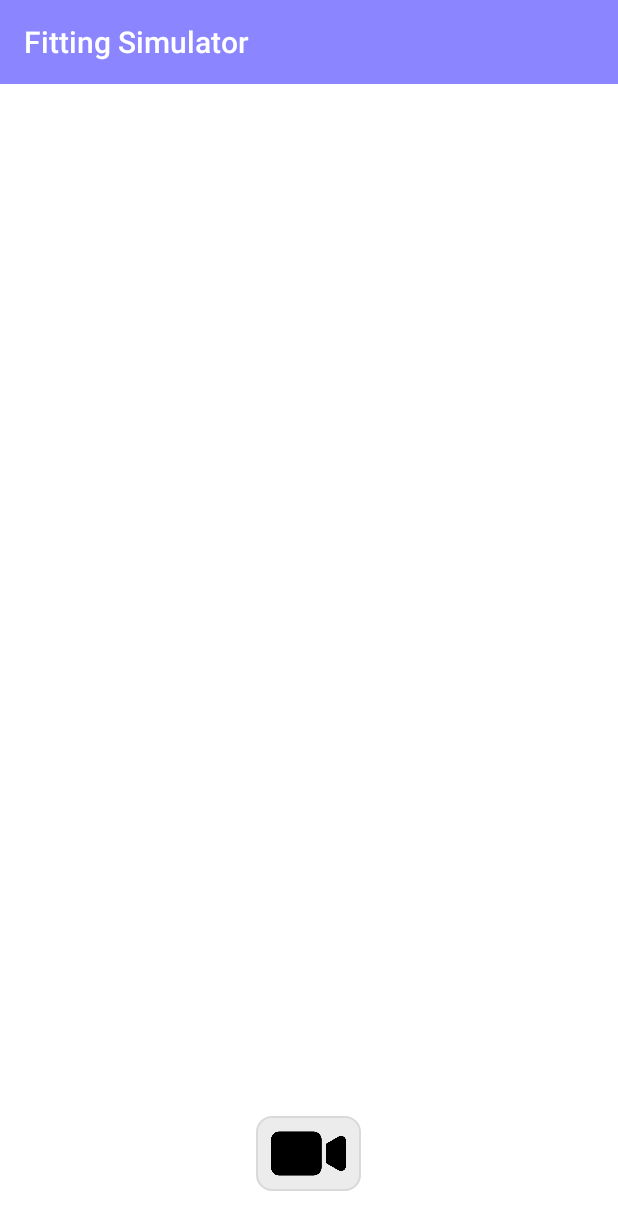
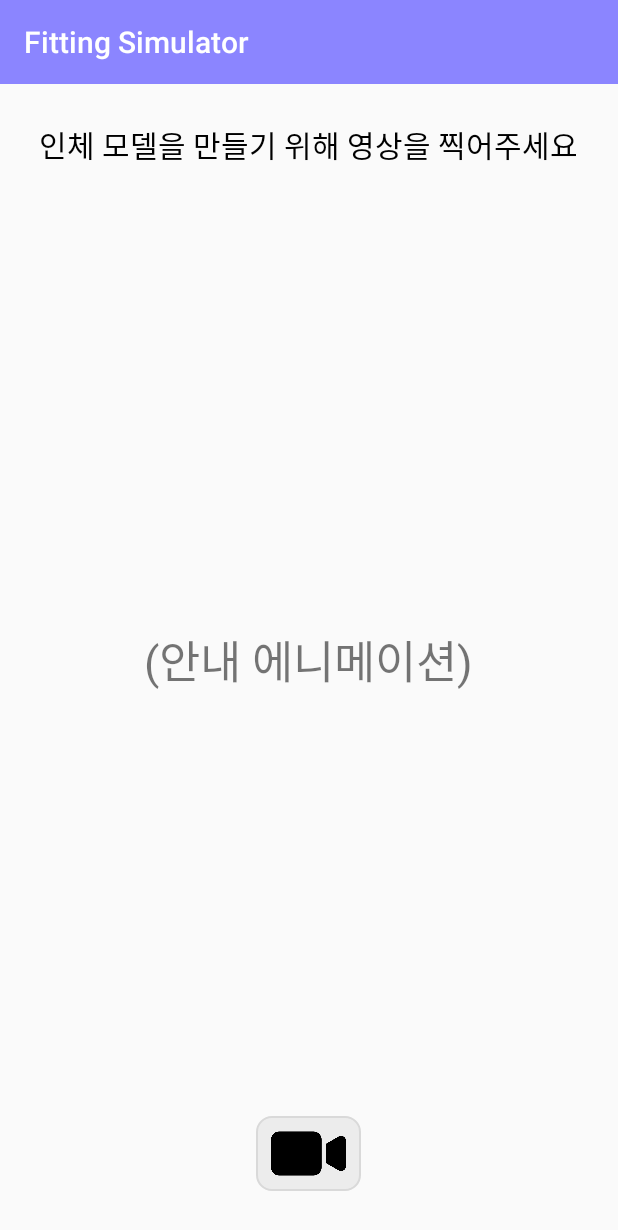
Before and after one commit to CECOM-CAU/personal_fitting_simulator, an Android app: the layout activity_modeling.xml on its own in the app's theme, with its tools: preview values and no code run, on a phone screen of 412 x 824 dp. Shown: the top 1230 px of the screen. Run offline under Robolectric (Android 15) with nearby library versions, the phone set to English and light mode, and no system bars.

Commit message:
modify activity_modeling

```diff
--- a/android_app/app/src/main/AndroidManifest.xml
+++ b/android_app/app/src/main/AndroidManifest.xml
@@ -21,6 +21,8 @@
         <activity android:name=".SelectClothesActivity"></activity>
         <activity android:name=".ModelingFailActivity"></activity>
         <activity android:name=".ModeleingSuccessActivity"></activity>
+        <activity android:name=".ModelingActivity"></activity>
+
         <activity android:name=".MenuExplainActivity"
             android:theme="@style/Transparent">
         </activity>
--- a/android_app/app/src/main/java/com/bh/fittingsimulator/MainActivity.java
+++ b/android_app/app/src/main/java/com/bh/fittingsimulator/MainActivity.java
@@ -54,7 +54,7 @@ public class MainActivity extends AppCompatActivity {
         btn.setOnClickListener(new View.OnClickListener() {
             @Override
             public void onClick(View v) {
-                Intent intent=new Intent(MainActivity.this,ModeleingSuccessActivity.class);
+                Intent intent=new Intent(MainActivity.this,CalibrationActivity.class);
                 startActivity(intent);
             }
         });
--- a/android_app/app/src/main/res/layout/activity_modeling.xml
+++ b/android_app/app/src/main/res/layout/activity_modeling.xml
@@ -1,12 +1,9 @@
 <?xml version="1.0" encoding="utf-8"?>
-<FrameLayout xmlns:android="http://schemas.android.com/apk/res/android"
+<LinearLayout xmlns:android="http://schemas.android.com/apk/res/android"
     xmlns:app="http://schemas.android.com/apk/res-auto"
-    xmlns:tools="http://schemas.android.com/tools"
-    android:id="@+id/mainlayout"
     android:layout_width="match_parent"
     android:layout_height="match_parent"
     android:orientation="vertical"
-    android:background="@color/white"
     >
 
     <android.support.v7.widget.Toolbar
@@ -25,6 +22,26 @@
         android:layout_below="@+id/toolbar"
         >
 
+        <TextView
+            android:layout_width="wrap_content"
+            android:layout_height="wrap_content"
+            android:text="인체 모델을 만들기 위해 영상을 찍어주세요"
+            android:fontFamily="@font/barunpenb"
+            android:textColor="@color/black"
+            android:layout_centerHorizontal="true"
+            android:textSize="20dp"
+            android:layout_marginTop="25dp"
+            />
+
+        <TextView
+            android:layout_width="wrap_content"
+            android:layout_height="wrap_content"
+            android:text="(안내 에니메이션)"
+            android:layout_centerInParent="true"
+            android:fontFamily="@font/barunpenb"
+            android:textSize="30dp"
+            />
+
         <ImageButton
             android:id="@+id/videobutton"
             android:layout_width="70dp"
@@ -41,4 +58,4 @@
 
 
 
-</FrameLayout>
+</LinearLayout>
```
Also changed, not shown: android_app/app/src/main/java/com/bh/fittingsimulator/ModelingActivity.java (+66 -1 lines).
